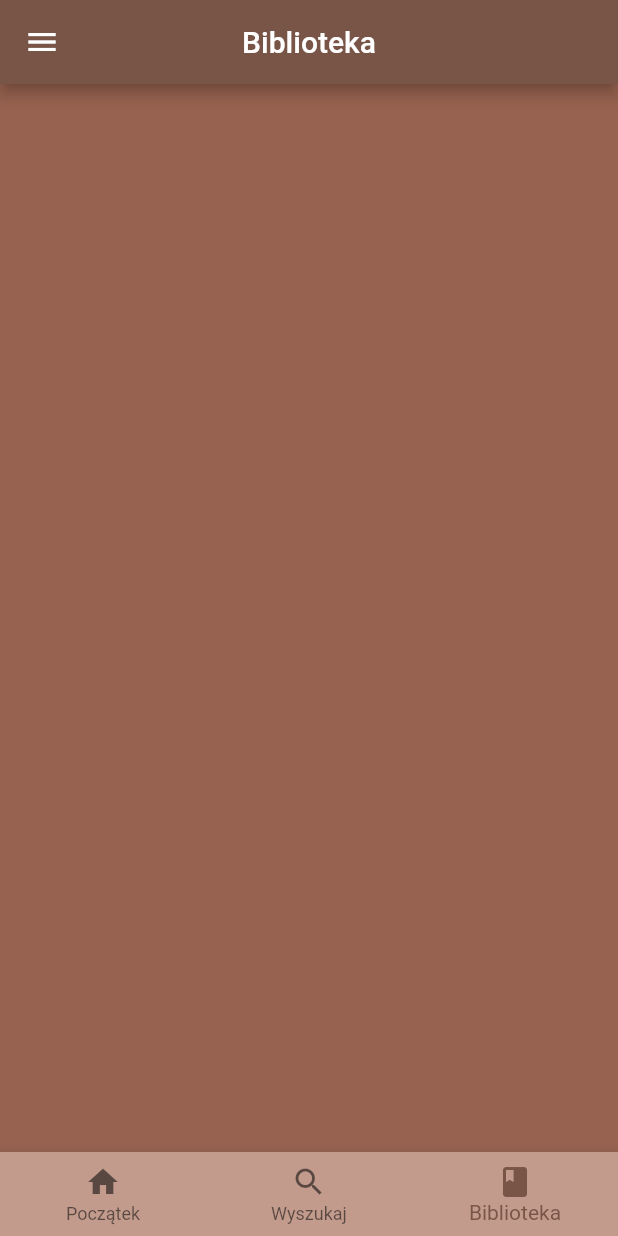
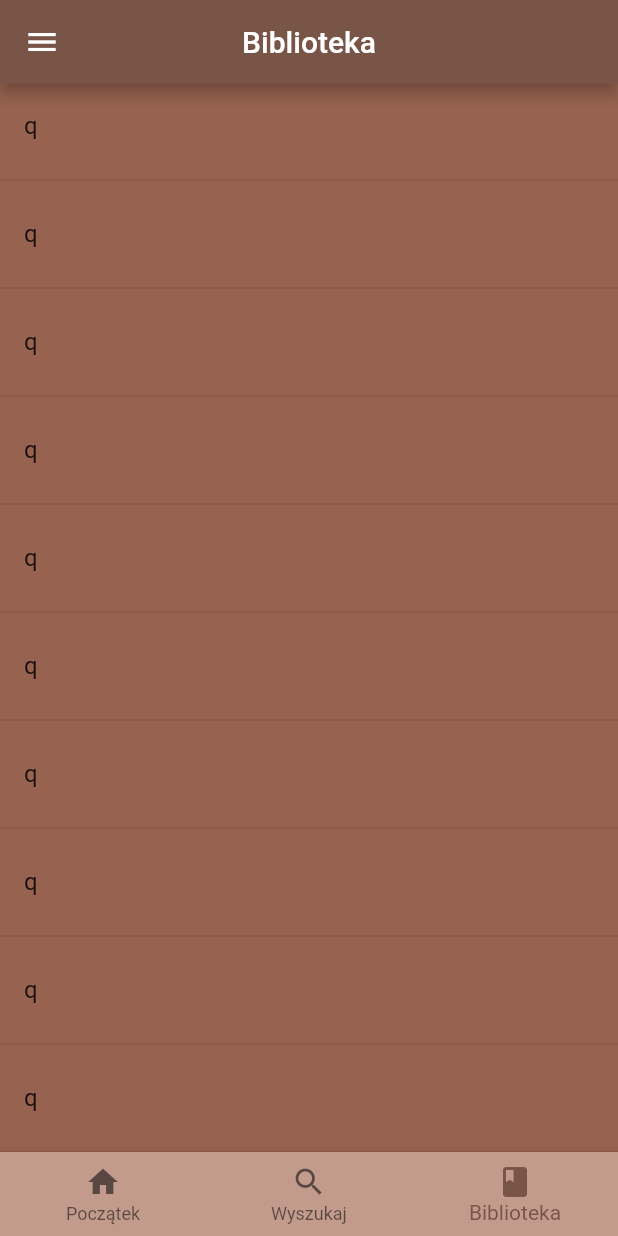
Before and after one commit to Wikcio1618/HymnalApp, a Flutter app: the screen it shows after launch, item 3 of the bottom bar chosen, on a phone screen of 412 x 824 dp. Run offline on Flutter 3.47's test engine with Material 2 defaults, Android fonts, the phone set to English and light mode, and no system bars.

Commit message:
Started working on viewlist

```diff
--- a/lib/root.dart
+++ b/lib/root.dart
@@ -25,7 +25,13 @@ class _RootPageState extends State<RootPage> {
         centerTitle: true,
       ),
       body: pagesWidgets[currPage],
-      drawer: Drawer(
+      drawer: _addCustomDrawer(),
+      bottomNavigationBar: _addCustomNavigationBar(),
+    );
+  }
+
+  _addCustomDrawer() {
+    return Drawer(
       child: ListView(
         padding: EdgeInsets.zero,
         children: [
@@ -57,16 +63,18 @@ class _RootPageState extends State<RootPage> {
               title: null, subtitle: Text('Autor aplikacji:\nWiktor Ciołek')),
         ],
       ),
-      ),
-      bottomNavigationBar: BottomNavigationBar(
+    );
+  }
+
+  _addCustomNavigationBar() {
+    return BottomNavigationBar(
       items: [
         BottomNavigationBarItem(
             icon: const Icon(Icons.home), label: pagesTitles[0]),
         BottomNavigationBarItem(
             icon: const Icon(Icons.search), label: pagesTitles[1]),
         BottomNavigationBarItem(
-              icon:
-                  const Icon(Icons.book /* ballot amp_stories apps article */),
+            icon: const Icon(Icons.book /* ballot apps */),
             label: pagesTitles[2])
       ],
       currentIndex: currPage,
@@ -76,7 +84,6 @@ class _RootPageState extends State<RootPage> {
         });
       },
       backgroundColor: const Color.fromARGB(255, 194, 155, 141),
-      ),
     );
   }
 }
--- a/lib/root_library.dart
+++ b/lib/root_library.dart
@@ -1,8 +1,9 @@
-import 'package:flutter/cupertino.dart';
 import 'package:flutter/material.dart';
 
 class Library extends StatefulWidget {
   const Library({super.key});
+
+
 
   @override
   State<Library> createState() => _LibraryState();
@@ -12,6 +13,12 @@ class _LibraryState extends State<Library> {
   @override
   Widget build(BuildContext context) {
     // ignore: prefer_const_literals_to_create_immutables
-    return Container();
+    return ListView.builder(itemBuilder: (context, item){
+      if (item.isOdd) return const Divider();
+
+      return const ListTile(
+        title: Text('q')
+      );
+    });
   }
 }
```
Lines whose indentation alone changed are shown as unchanged.
